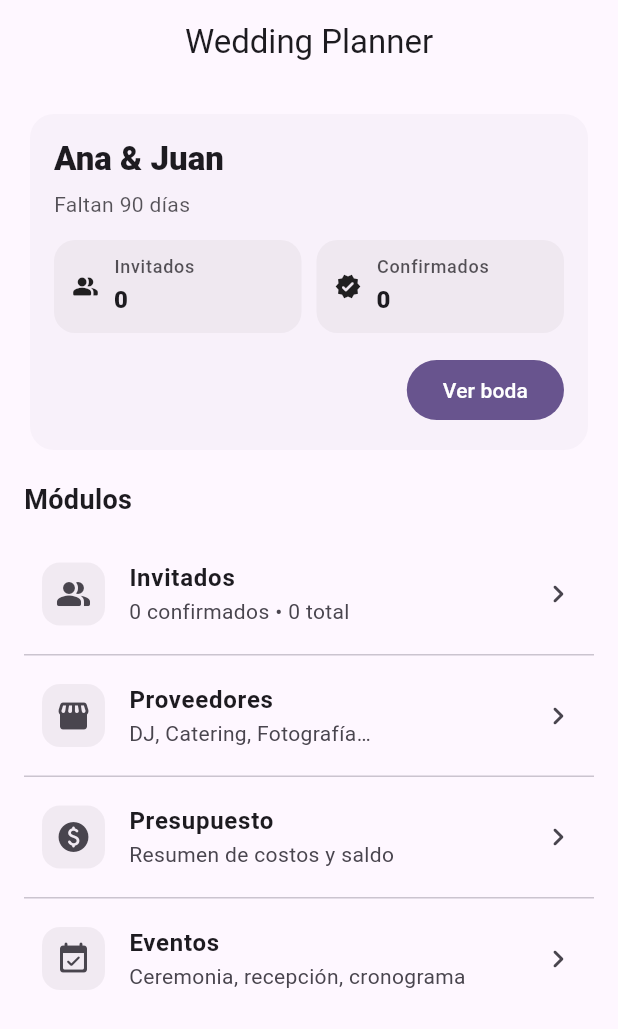
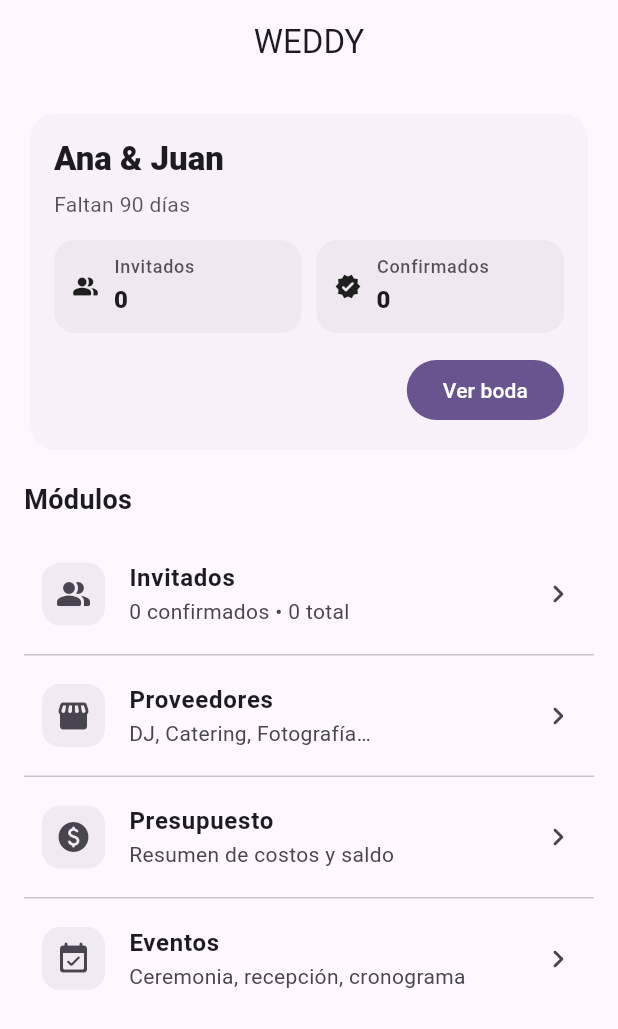
Before and after one commit to manuel-0310/software-proyecto, a Flutter app: the screen it shows after launch, on a phone screen of 412 x 824 dp. Shown: the top 1029 px of the screen. Run offline on Flutter 3.47's test engine with Material 3 defaults, Android fonts, the phone set to English and light mode, and no system bars.

Commit message:
Add UML/docs and rename app to WEDDY
Expand project and subproject READMEs with problem statement, design principles, SOLID/patterns and links; add UML image assets (casos.png, uml.jpg) and a PlantUML class-diagram. Update iOS Runner project DEVELOPMENT_TEAM identifiers and rename app/display titles from 'Wedding Planner' to 'WEDDY' in main and home screen.

```diff
--- a/wedding_planer_1/lib/main.dart
+++ b/wedding_planer_1/lib/main.dart
@@ -157,7 +157,7 @@ class _MyAppState extends State<MyApp> {
   @override
   Widget build(BuildContext context) {
     return MaterialApp(
-      title: 'Wedding Planner',
+      title: 'WEDDY',
       debugShowCheckedModeBanner: false,
       theme: ThemeData(
         colorScheme: ColorScheme.fromSeed(seedColor: Colors.deepPurple),
--- a/wedding_planer_1/lib/ui/screens/home_screen.dart
+++ b/wedding_planer_1/lib/ui/screens/home_screen.dart
@@ -40,7 +40,7 @@ class _HomeScreenState extends State<HomeScreen> {
 
     return Scaffold(
       appBar: AppBar(
-        title: const Text('Wedding Planner'),
+        title: const Text('WEDDY'),
         centerTitle: true,
       ),
       body: RefreshIndicator(
```
Also changed, not shown: casos.png (added), 5 other files.
